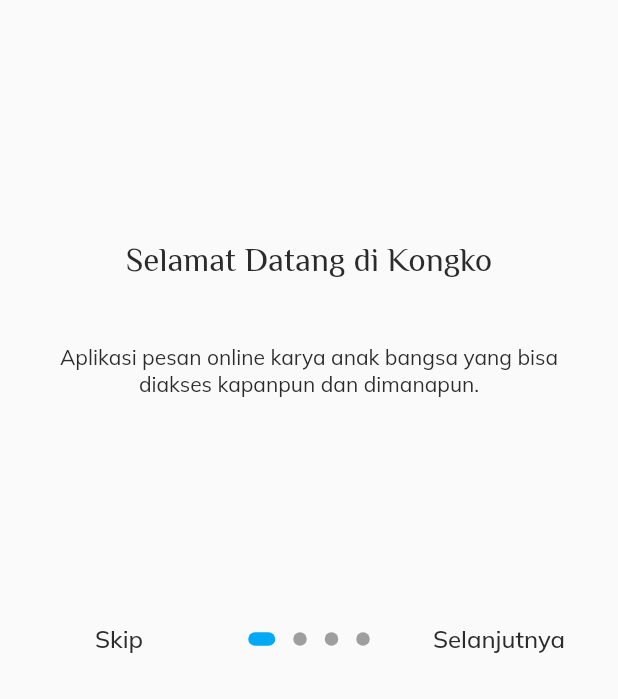
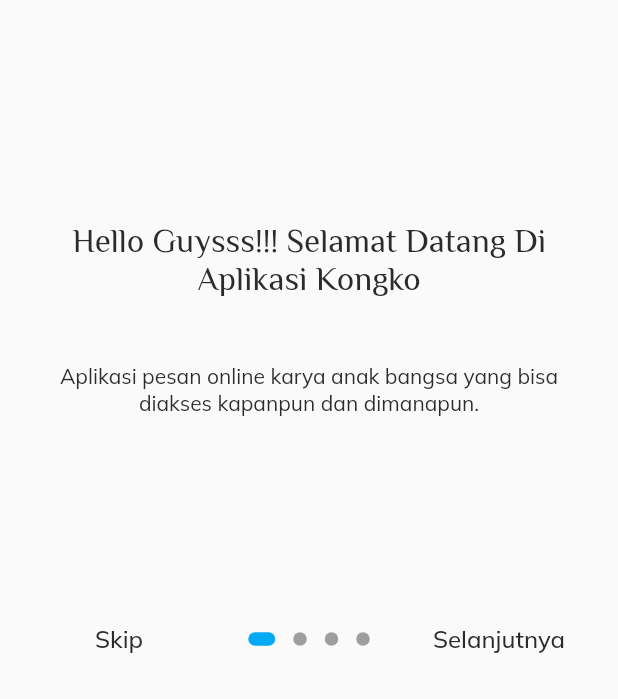
Before and after one commit to GTHGHT/messaging_app, a Flutter app: the screen it shows after launch, on a phone screen of 412 x 824 dp, the part 537-1236 px from its top. Run offline on Flutter 3.47's test engine with Material 2 defaults, Android fonts, the phone set to English and light mode, and no system bars; drawn by our look-alikes of introduction_screen.

Commit message:
ubah title landing screen

```diff
--- a/lib/screens/landing_screen.dart
+++ b/lib/screens/landing_screen.dart
@@ -50,7 +50,7 @@ class LandingScreens extends StatelessWidget {
       },
       pages: [
         PageViewModel(
-          title: "Selamat Datang di Kongko",
+          title: "Hello Guysss!!! Selamat Datang Di Aplikasi Kongko",
           body:
               "Aplikasi pesan online karya anak bangsa yang bisa diakses kapanpun dan dimanapun.",
           image: Theme.of(context).brightness == Brightness.light
```
